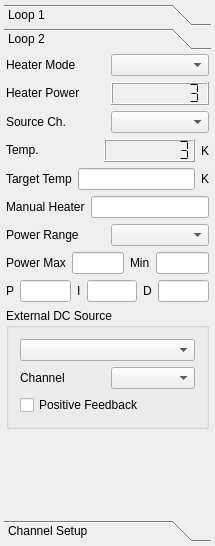
Qt form modules/tempcontrol/tempcontrolform.ui (northriv/KAME) before a commit.
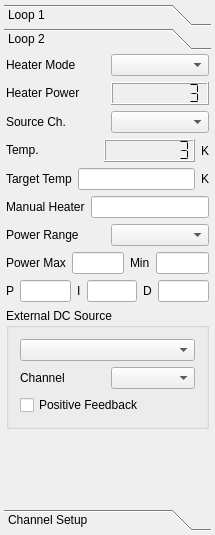
The same form after that commit. The open tabs and pages were chosen to show the change.

Diff of the .ui file:
```diff
--- a/modules/tempcontrol/tempcontrolform.ui
+++ b/modules/tempcontrol/tempcontrolform.ui
@@ -7,7 +7,7 @@
     <x>0</x>
     <y>0</y>
     <width>215</width>
-    <height>546</height>
+    <height>535</height>
    </rect>
   </property>
   <property name="sizePolicy">
@@ -521,8 +521,8 @@
         <rect>
          <x>0</x>
          <y>0</y>
-         <width>188</width>
-         <height>451</height>
+         <width>207</width>
+         <height>449</height>
         </rect>
        </property>
        <attribute name="label">
```
Left out of the diff: 6 changed lines with no effect on the pictures.
